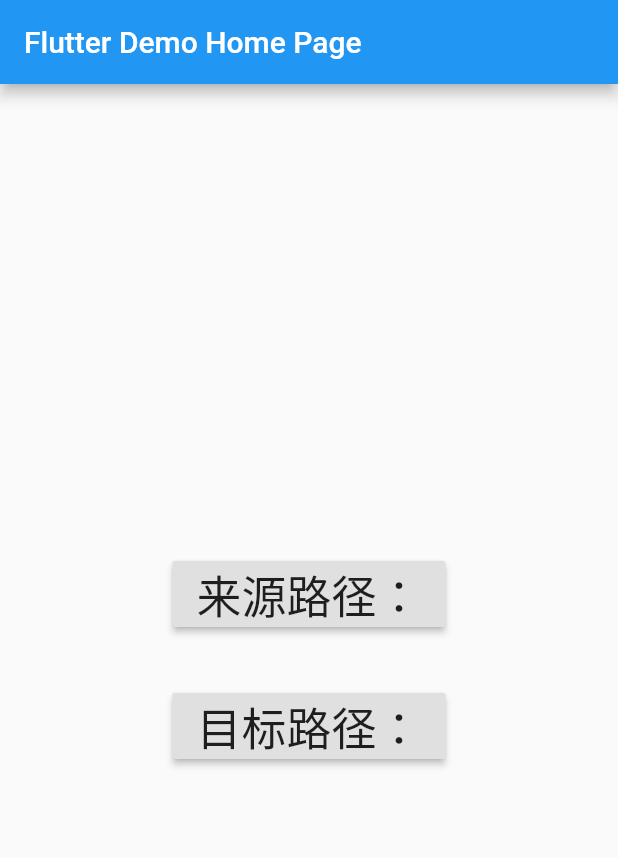
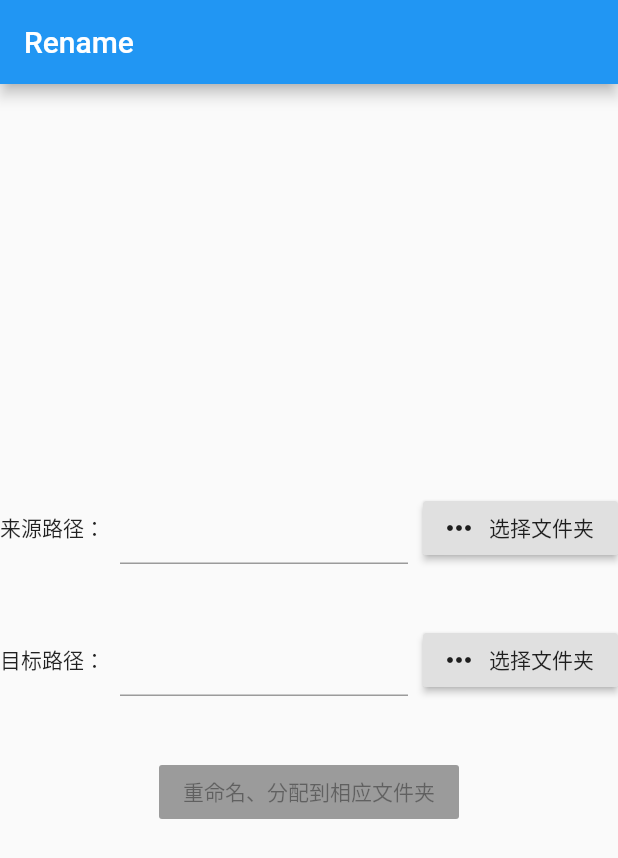
Before and after one commit to FakenMaster/rename_lanhu, a Flutter app: the screen it shows after launch, on a phone screen of 412 x 824 dp. Shown: the top 858 px of the screen. Run offline on Flutter 3.47's test engine with Material 2 defaults, Android fonts, the phone set to English and light mode, and no system bars; our stand-ins replace awesome_dialog, file_picker, flushbar, rxdart, time; missing offline and left inert: file_chooser, filepicker_windows, giffy_dialog, stringx.

Commit message:
还差操作方法

```diff
--- /dev/null
+++ b/lib/home_page.dart
@@ -0,0 +1,228 @@
+import 'dart:io';
+
+import 'package:awesome_dialog/awesome_dialog.dart';
+import 'package:file_picker/file_picker.dart';
+import 'package:filepicker_windows/filepicker_windows.dart';
+import 'package:flushbar/flushbar.dart';
+import 'package:flutter/material.dart';
+import 'package:filepicker_windows/filepicker_windows.dart'
+    as filepicker_windows;
+import 'package:giffy_dialog/giffy_dialog.dart';
+import 'package:rxdart/rxdart.dart';
+import 'package:stringx/stringx.dart';
+import 'package:file_chooser/file_chooser.dart';
+import 'package:time/time.dart';
+
+class HomePage extends StatefulWidget {
+  HomePage({Key key, this.title}) : super(key: key);
+
+  final String title;
+
+  @override
+  _HomePageState createState() => _HomePageState();
+}
+
+class _HomePageState extends State<HomePage> {
+  BehaviorSubject<String> sourcePath;
+  BehaviorSubject<String> destinationPath;
+  BehaviorSubject<bool> renameSubject;
+
+  TextEditingController sourcePathController;
+  TextEditingController destinationPathController;
+
+  @override
+  void initState() {
+    super.initState();
+    sourcePath = BehaviorSubject();
+    destinationPath = BehaviorSubject();
+
+    sourcePathController = TextEditingController()
+      ..addListener(() {
+        sourcePath.add(sourcePathController.text);
+      });
+    destinationPathController = TextEditingController()
+      ..addListener(() {
+        destinationPath.add(destinationPathController.text);
+      });
+
+    renameSubject = BehaviorSubject.seeded(false);
+    Rx.combineLatest2<String, String, bool>(sourcePath, destinationPath,
+            (a, b) => a.notNullAndEmpty() && b.notNullAndEmpty())
+        .listen(renameSubject.add);
+  }
+
+  @override
+  void dispose() {
+    sourcePath.close();
+    destinationPath.close();
+    renameSubject.close();
+    sourcePathController.dispose();
+    destinationPathController.dispose();
+    super.dispose();
+  }
+
+  @override
+  Widget build(BuildContext context) {
+    return Scaffold(
+      appBar: AppBar(
+        title: Text(widget.title),
+      ),
+      body: Center(
+        child: Column(
+          mainAxisSize: MainAxisSize.min,
+          crossAxisAlignment: CrossAxisAlignment.start,
+          children: [
+            StreamBuilder<String>(
+                stream: sourcePath,
+                builder: (context, snapshot) {
+                  return Row(
+                    children: [
+                      Text(
+                        '来源路径：',
+                        style: DefaultTextStyle.of(context).style,
+                      ),
+                      SizedBox(
+                        width: 10,
+                      ),
+                      Flexible(
+                        child: TextField(
+                          controller: sourcePathController,
+                        ),
+                      ),
+                      SizedBox(
+                        width: 10,
+                      ),
+                      RaisedButton.icon(
+                        onPressed: () async {
+                          String path = await filePicker();
+                          if (path.notNullAndEmpty()) {
+                            sourcePathController.text = path;
+                            sourcePath.add(path);
+                          }
+                        },
+                        icon: Icon(Icons.more_horiz),
+                        label: Text('选择文件夹'),
+                      )
+                    ],
+                  );
+                }),
+            SizedBox(
+              height: 40,
+            ),
+            StreamBuilder<String>(
+                stream: destinationPath,
+                builder: (context, snapshot) {
+                  return Row(
+                    children: [
+                      Text(
+                        '目标路径：',
+                        style: DefaultTextStyle.of(context).style,
+                      ),
+                      SizedBox(
+                        width: 10,
+                      ),
+                      Flexible(
+                        child: TextField(
+                          controller: destinationPathController,
+                        ),
+                      ),
+                      SizedBox(
+                        width: 10,
+                      ),
+                      RaisedButton.icon(
+                        onPressed: () async {
+                          String path = await filePicker();
+                          if (path.notNullAndEmpty()) {
+                            destinationPathController.text = path;
+                            destinationPath.add(path);
+                          }
+                        },
+                        icon: Icon(Icons.more_horiz),
+                        label: Text('选择文件夹'),
+                      )
+                    ],
+                  );
+                }),
+            SizedBox(
+              height: 40,
+            ),
+            StreamBuilder<bool>(
+                stream: renameSubject,
+                builder: (context, snapshot) {
+                  return Center(
+                    child: RaisedButton(
+                      onPressed: snapshot.data == true
+                          ? () {
+                              if (checkValidDirectory('来源', sourcePath.value) &&
+                                  checkValidDirectory(
+                                      '目标', destinationPath.value)) {
+                                /// 重命名、分配到目标文件夹
+                                showDialog(
+                                    context: context,
+                                    builder: (_) => AlertDialog(
+                                          title: Text('确定开始转换吗?'),
+                                          actions: [
+                                            FlatButton(
+                                              onPressed: () =>
+                                                  Navigator.pop(context),
+                                              child: Text('取消'),
+                                            ),
+                                            FlatButton(
+                                              onPressed: () {
+                                                Navigator.pop(context);
+                                                renameBlueLakeFiles();
+                                              },
+                                              child: Text('确定'),
+                                            ),
+                                          ],
+                                        ));
+                              }
+                            }
+                          : null,
+                      child: Text('重命名、分配到相应文件夹'),
+                    ),
+                  );
+                }),
+          ],
+        ),
+      ),
+    );
+  }
+
+  bool checkValidDirectory(String prefix, String path) {
+    FileSystemEntityType fileSystemEntityType = FileSystemEntity.typeSync(path);
+
+    if (fileSystemEntityType == FileSystemEntityType.notFound) {
+      Flushbar(
+        message: '${prefix}文件夹不存在',
+        duration: 3.seconds,
+      ).show(context);
+      return false;
+    }
+    if (fileSystemEntityType != FileSystemEntityType.directory) {
+      Flushbar(
+        message: '请选择${prefix}文件夹',
+        duration: 3.seconds,
+      ).show(context);
+      return false;
+    }
+    return true;
+  }
+
+  Future<String> filePicker() async {
+    FilePickerResult result = await FilePicker.platform.pickFiles();
+    if (result != null) {
+      return result.files.single.path;
+    }
+    // showOpenPanel();
+    return null;
+  }
+
+  renameBlueLakeFiles() async {}
+
+  Future<String> filePickerWindows() async {
+    OpenFilePicker openFilePicker = filepicker_windows.OpenFilePicker();
+    File file = openFilePicker.getFile();
+    return file?.path;
+  }
+}
--- a/lib/main.dart
+++ b/lib/main.dart
@@ -1,11 +1,6 @@
-import 'dart:io';
+import 'package:flutter/material.dart';
 
-import 'package:file_picker/file_picker.dart';
-import 'package:filepicker_windows/filepicker_windows.dart';
-import 'package:flutter/material.dart';
-import 'package:filepicker_windows/filepicker_windows.dart'
-    as filepicker_windows;
-import 'package:stringx/stringx.dart';
+import 'home_page.dart';
 
 void main() {
   runApp(MyApp());
@@ -24,78 +19,7 @@ class MyApp extends StatelessWidget {
           style: TextStyle(
             fontSize: 30,
           ),
-          child: MyHomePage(title: 'Flutter Demo Home Page')),
+          child: HomePage(title: 'Rename')),
     );
   }
 }
-
-class MyHomePage extends StatefulWidget {
-  MyHomePage({Key key, this.title}) : super(key: key);
-
-  final String title;
-
-  @override
-  _MyHomePageState createState() => _MyHomePageState();
-}
-
-class _MyHomePageState extends State<MyHomePage> {
-  String sourcePath;
-  String destinationPath;
-  @override
-  Widget build(BuildContext context) {
-    return Scaffold(
-      appBar: AppBar(
-        title: Text(widget.title),
-      ),
-      body: Center(
-        child: Column(
-          mainAxisSize: MainAxisSize.min,
-          crossAxisAlignment: CrossAxisAlignment.start,
-          children: [
-            RaisedButton(
-              onPressed: () async {
-                String path = await filePicker();
-                if (path.isNullOrEmpty()) return;
-                setState(() {
-                  sourcePath = path;
-                });
-              },
-              child: Text(
-                '来源路径：${sourcePath ?? ''}',
-                style: DefaultTextStyle.of(context).style,
-              ),
-            ),
-            SizedBox(
-              height: 40,
-            ),
-            RaisedButton(
-              onPressed: () async {
-                String path = await filePicker();
-                if (path.isNullOrEmpty()) return;
-                setState(() {
-                  destinationPath = path;
-                });
-              },
-              child: Text('目标路径：${destinationPath ?? ''}',
-                  style: DefaultTextStyle.of(context).style),
-            ),
-          ],
-        ),
-      ),
-    );
-  }
-
-  Future<String> filePicker() async {
-    FilePickerResult result = await FilePicker.platform.pickFiles();
-    if (result != null) {
-      return result.files.single.path;
-    }
-    return null;
-  }
-
-  Future<String> filePickerWindows() async {
-    OpenFilePicker openFilePicker = filepicker_windows.OpenFilePicker();
-    File file = openFilePicker.getFile();
-    return file?.path;
-  }
-}
```
Also changed, not shown: pubspec.yaml (+12 -0 lines), pubspec.lock.
